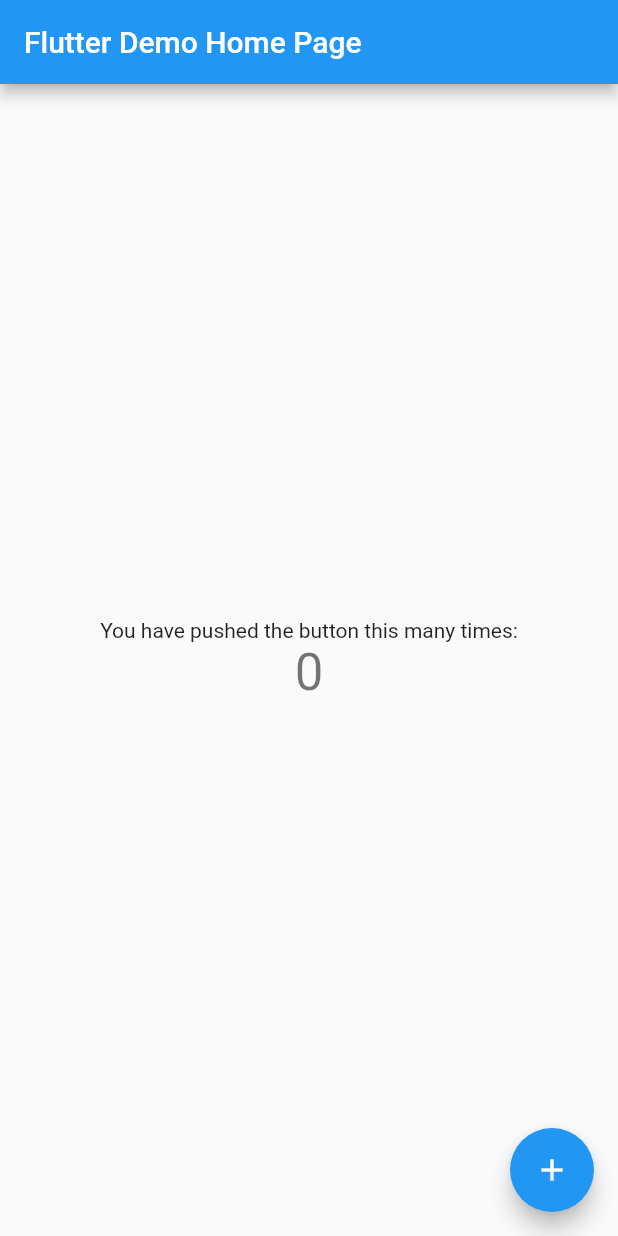
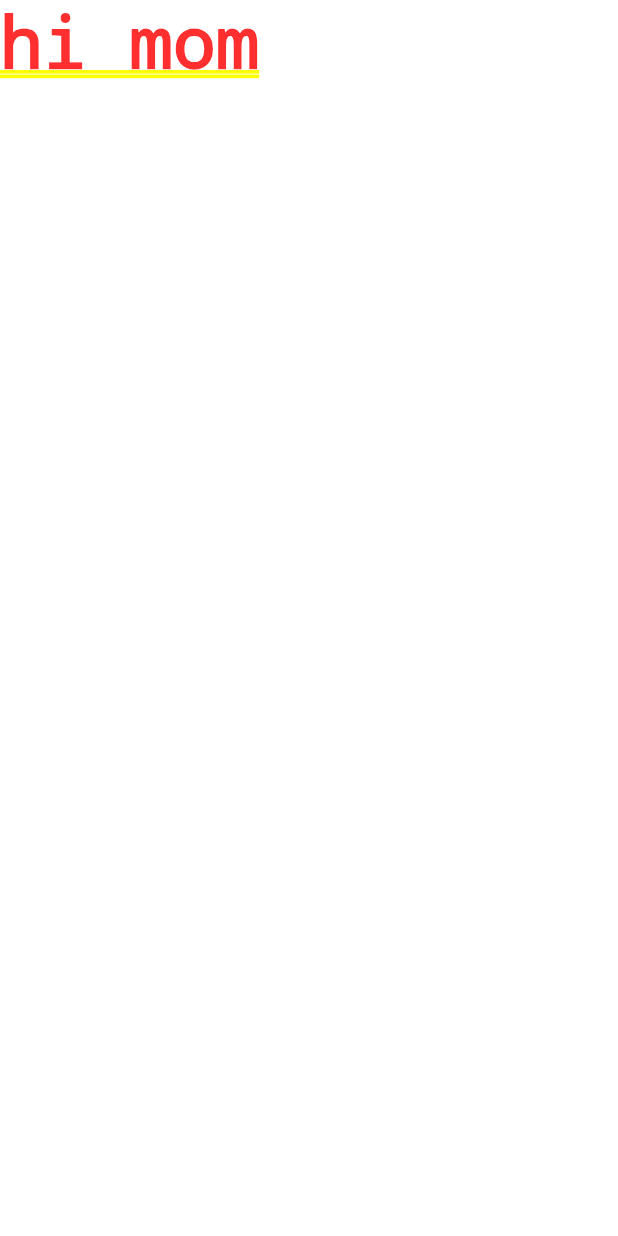
Before and after one commit to BereketKolcha/Amazon-clone, a Flutter app: the screen it shows after launch, on a phone screen of 412 x 824 dp. Run offline on Flutter 3.47's test engine with Material 2 defaults, Android fonts, the phone set to English and light mode, and no system bars.

```diff
--- a/lib/main.dart
+++ b/lib/main.dart
@@ -1,115 +1,18 @@
 import 'package:flutter/material.dart';
 
 void main() {
-  runApp(const MyApp());
+  runApp(const AmazonClone());
 }
 
-class MyApp extends StatelessWidget {
-  const MyApp({super.key});
+class AmazonClone extends StatelessWidget {
+  const AmazonClone({super.key});
 
-  // This widget is the root of your application.
   @override
   Widget build(BuildContext context) {
-    return MaterialApp(
-      title: 'Flutter Demo',
-      theme: ThemeData(
-        // This is the theme of your application.
-        //
-        // Try running your application with "flutter run". You'll see the
-        // application has a blue toolbar. Then, without quitting the app, try
-        // changing the primarySwatch below to Colors.green and then invoke
-        // "hot reload" (press "r" in the console where you ran "flutter run",
-        // or simply save your changes to "hot reload" in a Flutter IDE).
-        // Notice that the counter didn't reset back to zero; the application
-        // is not restarted.
-        primarySwatch: Colors.blue,
-      ),
-      home: const MyHomePage(title: 'Flutter Demo Home Page'),
+    return const MaterialApp(
+      title: "Amazone Clone",
+      debugShowCheckedModeBanner: false,
+      home: Text("hi mom"),
     );
   }
 }
-
-class MyHomePage extends StatefulWidget {
-  const MyHomePage({super.key, required this.title});
-
-  // This widget is the home page of your application. It is stateful, meaning
-  // that it has a State object (defined below) that contains fields that affect
-  // how it looks.
-
-  // This class is the configuration for the state. It holds the values (in this
-  // case the title) provided by the parent (in this case the App widget) and
-  // used by the build method of the State. Fields in a Widget subclass are
-  // always marked "final".
-
-  final String title;
-
-  @override
-  State<MyHomePage> createState() => _MyHomePageState();
-}
-
-class _MyHomePageState extends State<MyHomePage> {
-  int _counter = 0;
-
-  void _incrementCounter() {
-    setState(() {
-      // This call to setState tells the Flutter framework that something has
-      // changed in this State, which causes it to rerun the build method below
-      // so that the display can reflect the updated values. If we changed
-      // _counter without calling setState(), then the build method would not be
-      // called again, and so nothing would appear to happen.
-      _counter++;
-    });
-  }
-
-  @override
-  Widget build(BuildContext context) {
-    // This method is rerun every time setState is called, for instance as done
-    // by the _incrementCounter method above.
-    //
-    // The Flutter framework has been optimized to make rerunning build methods
-    // fast, so that you can just rebuild anything that needs updating rather
-    // than having to individually change instances of widgets.
-    return Scaffold(
-      appBar: AppBar(
-        // Here we take the value from the MyHomePage object that was created by
-        // the App.build method, and use it to set our appbar title.
-        title: Text(widget.title),
-      ),
-      body: Center(
-        // Center is a layout widget. It takes a single child and positions it
-        // in the middle of the parent.
-        child: Column(
-          // Column is also a layout widget. It takes a list of children and
-          // arranges them vertically. By default, it sizes itself to fit its
-          // children horizontally, and tries to be as tall as its parent.
-          //
-          // Invoke "debug painting" (press "p" in the console, choose the
-          // "Toggle Debug Paint" action from the Flutter Inspector in Android
-          // Studio, or the "Toggle Debug Paint" command in Visual Studio Code)
-          // to see the wireframe for each widget.
-          //
-          // Column has various properties to control how it sizes itself and
-          // how it positions its children. Here we use mainAxisAlignment to
-          // center the children vertically; the main axis here is the vertical
-          // axis because Columns are vertical (the cross axis would be
-          // horizontal).
-          mainAxisAlignment: MainAxisAlignment.center,
-          children: <Widget>[
-            const Text(
-              'You have pushed the button this many times:',
-            ),
-            Text(
-              '$_counter',
-              style: Theme.of(context).textTheme.headline4,
-            ),
-          ],
-        ),
-      ),
-      floatingActionButton: FloatingActionButton(
-        onPressed: _incrementCounter,
-        tooltip: 'Increment',
-        child: const Icon(Icons.add),
-      ), // This trailing comma makes auto-formatting nicer for build methods.
-    );
-  }
-}
```
